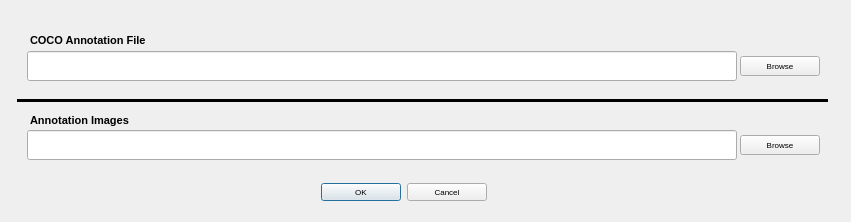
First picture: the form in QDialog_ExtractCOCOMasks.ui, repository JohnStranzl/GRIME-AI, before the edit.
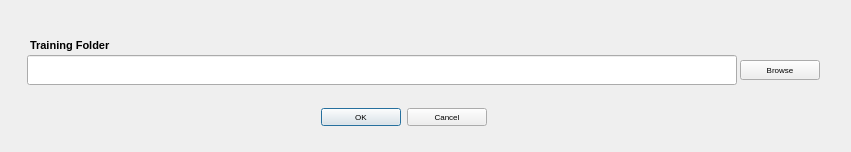
Second picture: the form after the edit.

The edit to the form file:
```diff
--- a/QDialog_ExtractCOCOMasks.ui
+++ b/QDialog_ExtractCOCOMasks.ui
@@ -7,7 +7,7 @@
     <x>0</x>
     <y>0</y>
     <width>851</width>
-    <height>222</height>
+    <height>152</height>
    </rect>
   </property>
   <property name="font">
@@ -19,30 +19,11 @@
   <property name="windowTitle">
    <string>Image Utilities</string>
   </property>
-  <widget class="QLineEdit" name="lineEdit_COCOAnnotationFile">
-   <property name="geometry">
-    <rect>
-     <x>27</x>
-     <y>51</y>
-     <width>710</width>
-     <height>30</height>
-    </rect>
-   </property>
-   <property name="font">
-    <font>
-     <family>Arial</family>
-     <pointsize>10</pointsize>
-     <weight>50</weight>
-     <bold>false</bold>
-     <underline>false</underline>
-    </font>
-   </property>
-  </widget>
   <widget class="QPushButton" name="pushButton_BrowseAnnotationImages">
    <property name="geometry">
     <rect>
      <x>740</x>
-     <y>135</y>
+     <y>60</y>
      <width>80</width>
      <height>20</height>
     </rect>
@@ -55,7 +36,7 @@
    <property name="geometry">
     <rect>
      <x>27</x>
-     <y>130</y>
+     <y>55</y>
      <width>710</width>
      <height>30</height>
     </rect>
@@ -73,89 +54,11 @@
     <string>This field is pre-populated and cannot be changed at this time.</string>
    </property>
   </widget>
-  <widget class="QPushButton" name="pushButton_BrowseAnnotationFile">
-   <property name="geometry">
-    <rect>
-     <x>740</x>
-     <y>56</y>
-     <width>80</width>
-     <height>20</height>
-    </rect>
-   </property>
-   <property name="font">
-    <font>
-     <family>Arial</family>
-     <pointsize>6</pointsize>
-     <weight>50</weight>
-     <bold>false</bold>
-    </font>
-   </property>
-   <property name="text">
-    <string>Browse</string>
-   </property>
-  </widget>
-  <widget class="Line" name="line">
-   <property name="geometry">
-    <rect>
-     <x>17</x>
-     <y>90</y>
-     <width>811</width>
-     <height>21</height>
-    </rect>
-   </property>
-   <property name="minimumSize">
-    <size>
-     <width>0</width>
-     <height>0</height>
-    </size>
-   </property>
-   <property name="font">
-    <font>
-     <family>Arial</family>
-     <pointsize>6</pointsize>
-     <weight>75</weight>
-     <bold>true</bold>
-    </font>
-   </property>
-   <property name="frameShadow">
-    <enum>QFrame::Plain</enum>
-   </property>
-   <property name="lineWidth">
-    <number>3</number>
-   </property>
-   <property name="midLineWidth">
-    <number>0</number>
-   </property>
-   <property name="orientation">
-    <enum>Qt::Horizontal</enum>
-   </property>
-  </widget>
-  <widget class="QLabel" name="label_10">
-   <property name="geometry">
-    <rect>
-     <x>30</x>
-     <y>30</y>
-     <width>180</width>
-     <height>20</height>
-    </rect>
-   </property>
-   <property name="font">
-    <font>
-     <family>Arial</family>
-     <pointsize>8</pointsize>
-     <weight>75</weight>
-     <bold>true</bold>
-    </font>
-   </property>
-   <property name="text">
-    <string>COCO Annotation File</string>
-   </property>
-  </widget>
   <widget class="QLabel" name="label_8">
    <property name="geometry">
     <rect>
      <x>30</x>
-     <y>110</y>
+     <y>35</y>
      <width>180</width>
      <height>20</height>
     </rect>
@@ -169,14 +72,14 @@
     </font>
    </property>
    <property name="text">
-    <string>Annotation Images</string>
+    <string>Training Folder</string>
    </property>
   </widget>
   <widget class="QDialogButtonBox" name="buttonBox_ok_cancel">
    <property name="geometry">
     <rect>
      <x>320</x>
-     <y>180</y>
+     <y>105</y>
      <width>167</width>
      <height>25</height>
     </rect>
```
